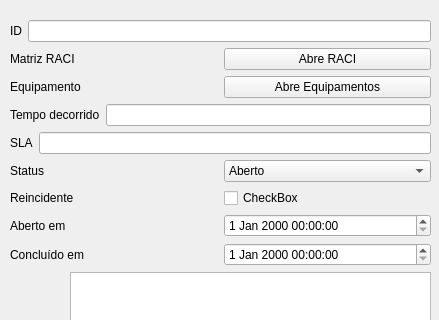
Qt form cadastrochamado.ui (brunosr1985/TCC_NayBru) before a commit; both pictures show x 0 to 439 and y 0 to 320 of the 439 by 468 pixel window.
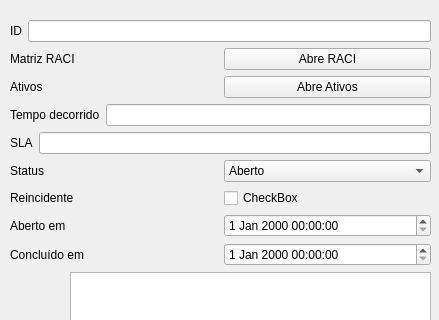
The same form after that commit.

Commit message:
Alerações no cadastro do tipo de Ativo, cadastro de pessoa e ativo
Foram feitas alterações lógicas e de label

What changed in the file:
```diff
--- a/cadastrochamado.ui
+++ b/cadastrochamado.ui
@@ -93,14 +93,14 @@
       <item>
        <widget class="QLabel" name="label_10">
         <property name="text">
-         <string>Equipamento</string>
+         <string>Ativos</string>
         </property>
        </widget>
       </item>
       <item>
        <widget class="QPushButton" name="abreDisp">
         <property name="text">
-         <string>Abre Equipamentos</string>
+         <string>Abre Ativos</string>
         </property>
        </widget>
       </item>
```
The commit also changes 9 other files.
